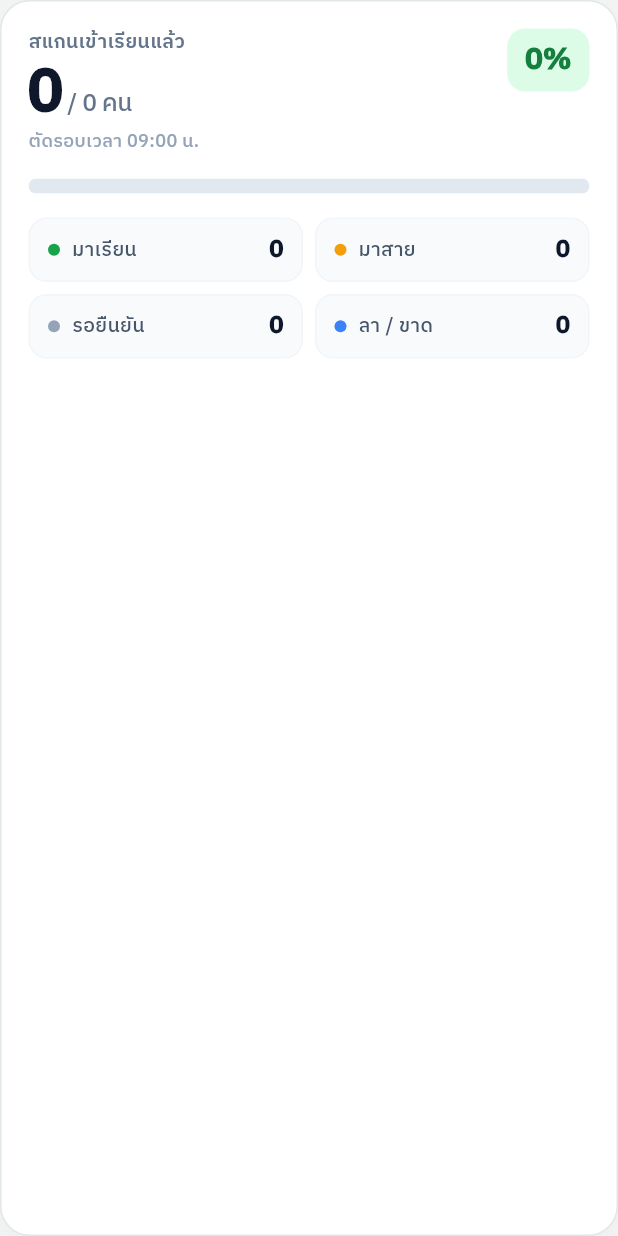
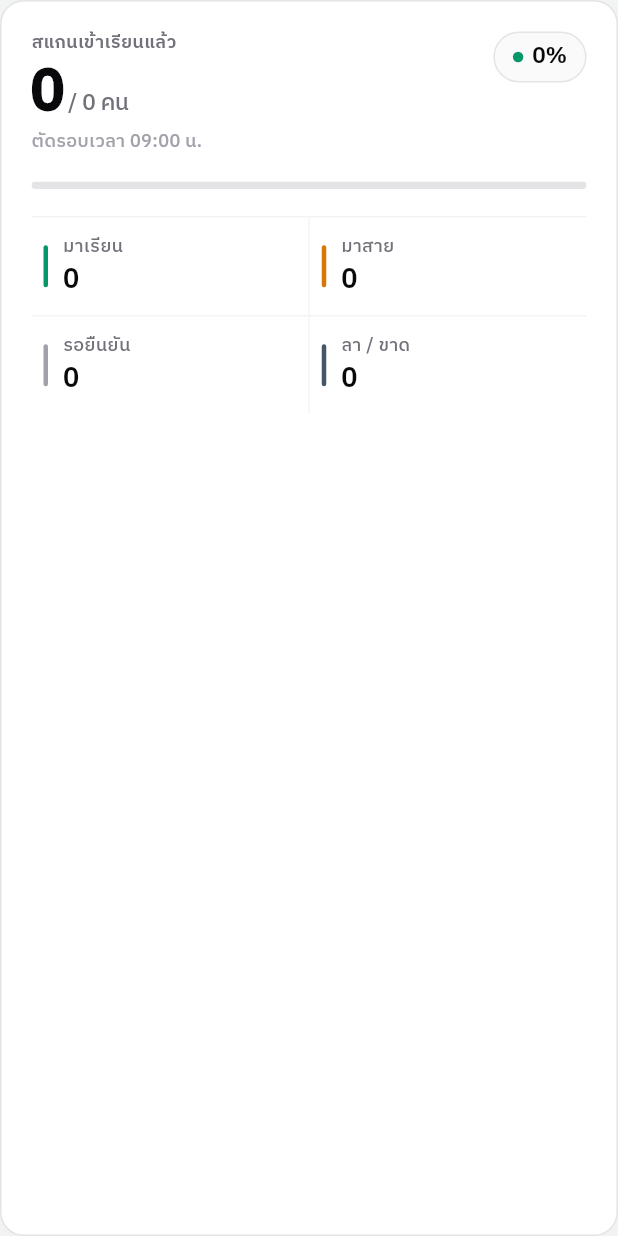
Before and after one commit to Thanawanit/Student_APP, a Flutter app: the _WhiteHeroBentoCard widget shown alone on an empty page, opened directly with empty values, on a phone screen of 412 x 824 dp. Run offline on Flutter 3.47's test engine with Material 3 defaults, Android fonts, the phone set to English and light mode, and no system bars.

Commit message:
style(ui): refine teacher hero summary card with fintech hairline layout

```diff
--- a/lib/shared/widgets/summary_metric_strip.dart
+++ b/lib/shared/widgets/summary_metric_strip.dart
@@ -140,31 +140,31 @@ class _WhiteHeroBentoCard extends StatelessWidget {
   @override
   Widget build(BuildContext context) {
     final segments = <(int, Color)>[
-      (presentCount, const Color(0xFF16A34A)),
-      (lateCount, const Color(0xFFF59E0B)),
-      (leaveOrAbsentCount, const Color(0xFF3B82F6)),
-      (pendingCount, const Color(0xFFE2E8F0)),
+      (presentCount, const Color(0xFF059669)),
+      (lateCount, const Color(0xFFD97706)),
+      (leaveOrAbsentCount, const Color(0xFF475569)),
+      (pendingCount, const Color(0xFFE4E4E7)),
     ].where((s) => s.$1 > 0).toList();
 
     return Container(
       width: double.infinity,
-      padding: const EdgeInsets.all(18),
+      padding: const EdgeInsets.all(20),
       decoration: BoxDecoration(
         color: const Color(0xFFFFFFFF),
-        borderRadius: BorderRadius.circular(20),
-        border: Border.all(color: const Color(0xFFE2E8E4), width: 1),
+        borderRadius: BorderRadius.circular(16),
+        border: Border.all(color: const Color(0xFFE4E4E7), width: 1),
         boxShadow: <BoxShadow>[
           BoxShadow(
-            color: Colors.black.withValues(alpha: 0.03),
-            blurRadius: 12,
-            offset: const Offset(0, 4),
+            color: Colors.black.withValues(alpha: 0.02),
+            blurRadius: 8,
+            offset: const Offset(0, 2),
           ),
         ],
       ),
       child: Column(
         crossAxisAlignment: CrossAxisAlignment.start,
         children: <Widget>[
-          // 1. Top Row
+          // 1. Editorial / Fintech Top Metric Row
           Row(
             mainAxisAlignment: MainAxisAlignment.spaceBetween,
             crossAxisAlignment: CrossAxisAlignment.start,
@@ -175,13 +175,13 @@ class _WhiteHeroBentoCard extends StatelessWidget {
                   children: <Widget>[
                     Text(
                       'สแกนเข้าเรียนแล้ว',
-                      style: AppTypography.supporting.copyWith(
-                        fontSize: 13,
+                      style: AppTypography.microLabel.copyWith(
+                        fontSize: 12,
                         fontWeight: FontWeight.w600,
-                        color: const Color(0xFF64748B),
+                        color: const Color(0xFF71717A),
                       ),
                     ),
-                    const SizedBox(height: 4),
+                    const SizedBox(height: 6),
                     Semantics(
                       label:
                           'สแกนเข้าเรียนแล้ว $checkedIn จาก $total คน คิดเป็นร้อยละ $ratePercent',
@@ -191,18 +191,22 @@ class _WhiteHeroBentoCard extends StatelessWidget {
                             TextSpan(
                               text: '$checkedIn',
                               style: AppTypography.display.copyWith(
-                                fontSize: 40,
+                                fontSize: 38,
                                 fontWeight: FontWeight.w800,
-                                color: const Color(0xFF0F172A),
-                                height: 1.05,
+                                color: const Color(0xFF09090B),
+                                letterSpacing: -1.2,
+                                height: 1.0,
+                                fontFeatures: const <FontFeature>[
+                                  FontFeature.tabularFigures(),
+                                ],
                               ),
                             ),
                             TextSpan(
                               text: ' / $total คน',
                               style: AppTypography.sectionTitle.copyWith(
-                                fontSize: 16,
+                                fontSize: 15,
                                 fontWeight: FontWeight.w500,
-                                color: const Color(0xFF64748B),
+                                color: const Color(0xFF71717A),
                                 fontFeatures: const <FontFeature>[
                                   FontFeature.tabularFigures(),
                                 ],
@@ -212,14 +216,14 @@ class _WhiteHeroBentoCard extends StatelessWidget {
                         ),
                       ),
                     ),
-                    const SizedBox(height: 4),
+                    const SizedBox(height: 6),
                     Text(
                       'ตัดรอบเวลา 09:00\u00A0น.',
                       maxLines: 1,
                       overflow: TextOverflow.ellipsis,
                       style: AppTypography.microLabel.copyWith(
                         fontSize: 12,
-                        color: const Color(0xFF94A3B8),
+                        color: const Color(0xFFA1A1AA),
                       ),
                     ),
                   ],
@@ -229,35 +233,50 @@ class _WhiteHeroBentoCard extends StatelessWidget {
               Container(
                 padding: const EdgeInsets.symmetric(
                   horizontal: 12,
-                  vertical: 8,
+                  vertical: 6,
                 ),
                 decoration: BoxDecoration(
-                  color: const Color(0xFFDCFCE7),
-                  borderRadius: BorderRadius.circular(12),
+                  color: const Color(0xFFFAFAFA),
+                  border: Border.all(color: const Color(0xFFE4E4E7), width: 1),
+                  borderRadius: BorderRadius.circular(99),
                 ),
-                child: Text(
+                child: Row(
+                  mainAxisSize: MainAxisSize.min,
+                  children: <Widget>[
+                    Container(
+                      width: 7,
+                      height: 7,
+                      decoration: const BoxDecoration(
+                        color: Color(0xFF059669),
+                        shape: BoxShape.circle,
+                      ),
+                    ),
+                    const SizedBox(width: 6),
+                    Text(
                       '$ratePercent%',
                       style: AppTypography.sectionTitle.copyWith(
-                    fontSize: 20,
-                    fontWeight: FontWeight.w800,
-                    color: const Color(0xFF15803D),
+                        fontSize: 15,
+                        fontWeight: FontWeight.w700,
+                        color: const Color(0xFF09090B),
                         fontFeatures: const <FontFeature>[
                           FontFeature.tabularFigures(),
                         ],
                       ),
                     ),
+                  ],
+                ),
               ),
             ],
           ),
-          const SizedBox(height: 16),
+          const SizedBox(height: 18),
 
-          // 2. iOS-Style Segmented Horizontal Bar
+          // 2. Razor-Thin Sophisticated Segmented Bar
           ClipRRect(
-            borderRadius: BorderRadius.circular(99),
+            borderRadius: BorderRadius.circular(4),
             child: SizedBox(
-              height: 10,
+              height: 5,
               child: segments.isEmpty
-                  ? Container(color: const Color(0xFFE2E8F0))
+                  ? Container(color: const Color(0xFFE4E4E7))
                   : Row(
                       children: <Widget>[
                         for (var i = 0; i < segments.length; i++) ...<Widget>[
@@ -272,14 +291,16 @@ class _WhiteHeroBentoCard extends StatelessWidget {
                     ),
             ),
           ),
-          const SizedBox(height: 16),
+          const SizedBox(height: 18),
 
-          // 3. Crisp 2x2 Metric Grid
-          Row(
+          // 3. Stripe/Vercel-Style Hairline Metric Grid
+          const Divider(height: 1, thickness: 1, color: Color(0xFFF4F4F5)),
+          IntrinsicHeight(
+            child: Row(
               children: <Widget>[
                 Expanded(
                   child: _MetricGridCell(
-                  dotColor: const Color(0xFF16A34A),
+                    accentColor: const Color(0xFF059669),
                     label: 'มาเรียน',
                     count: presentCount,
                     onTap: onTapStatus != null
@@ -287,10 +308,14 @@ class _WhiteHeroBentoCard extends StatelessWidget {
                         : null,
                   ),
                 ),
-              const SizedBox(width: 8),
+                const VerticalDivider(
+                  width: 1,
+                  thickness: 1,
+                  color: Color(0xFFF4F4F5),
+                ),
                 Expanded(
                   child: _MetricGridCell(
-                  dotColor: const Color(0xFFF59E0B),
+                    accentColor: const Color(0xFFD97706),
                     label: 'มาสาย',
                     count: lateCount,
                     onTap: onTapStatus != null
@@ -300,12 +325,14 @@ class _WhiteHeroBentoCard extends StatelessWidget {
                 ),
               ],
             ),
-          const SizedBox(height: 8),
-          Row(
+          ),
+          const Divider(height: 1, thickness: 1, color: Color(0xFFF4F4F5)),
+          IntrinsicHeight(
+            child: Row(
               children: <Widget>[
                 Expanded(
                   child: _MetricGridCell(
-                  dotColor: const Color(0xFF94A3B8),
+                    accentColor: const Color(0xFFA1A1AA),
                     label: 'รอยืนยัน',
                     count: pendingCount,
                     onTap: onTapStatus != null
@@ -313,10 +340,14 @@ class _WhiteHeroBentoCard extends StatelessWidget {
                         : null,
                   ),
                 ),
-              const SizedBox(width: 8),
+                const VerticalDivider(
+                  width: 1,
+                  thickness: 1,
+                  color: Color(0xFFF4F4F5),
+                ),
                 Expanded(
                   child: _MetricGridCell(
-                  dotColor: const Color(0xFF3B82F6),
+                    accentColor: const Color(0xFF475569),
                     label: 'ลา / ขาด',
                     count: leaveOrAbsentCount,
                     onTap: onTapStatus != null
@@ -326,6 +357,7 @@ class _WhiteHeroBentoCard extends StatelessWidget {
                 ),
               ],
             ),
+          ),
         ],
       ),
     );
@@ -334,13 +366,13 @@ class _WhiteHeroBentoCard extends StatelessWidget {
 
 class _MetricGridCell extends StatelessWidget {
   const _MetricGridCell({
-    required this.dotColor,
+    required this.accentColor,
     required this.label,
     required this.count,
     this.onTap,
   });
 
-  final Color dotColor;
+  final Color accentColor;
   final String label;
   final int count;
   final VoidCallback? onTap;
@@ -351,53 +383,46 @@ class _MetricGridCell extends StatelessWidget {
       color: Colors.transparent,
       child: InkWell(
         onTap: onTap,
-        borderRadius: BorderRadius.circular(12),
-        child: Container(
-          padding: const EdgeInsets.symmetric(horizontal: 12, vertical: 10),
-          decoration: BoxDecoration(
-            color: const Color(0xFFF8FAFC),
-            borderRadius: BorderRadius.circular(12),
-            border: Border.all(color: const Color(0xFFF1F5F9)),
-          ),
-          child: Row(
-            mainAxisAlignment: MainAxisAlignment.spaceBetween,
-            children: <Widget>[
-              Expanded(
+        child: Padding(
+          padding: const EdgeInsets.symmetric(vertical: 12, horizontal: 8),
           child: Row(
             children: <Widget>[
               Container(
-                      width: 8,
-                      height: 8,
+                width: 3,
+                height: 28,
                 decoration: BoxDecoration(
-                        color: dotColor,
-                        shape: BoxShape.circle,
+                  color: accentColor,
+                  borderRadius: BorderRadius.circular(2),
                 ),
               ),
-                    const SizedBox(width: 8),
+              const SizedBox(width: 10),
               Expanded(
-                      child: Text(
+                child: Column(
+                  crossAxisAlignment: CrossAxisAlignment.start,
+                  mainAxisSize: MainAxisSize.min,
+                  children: <Widget>[
+                    Text(
                       label,
                       maxLines: 1,
                       overflow: TextOverflow.ellipsis,
-                        style: AppTypography.supporting.copyWith(
-                          fontSize: 13,
+                      style: AppTypography.microLabel.copyWith(
+                        fontSize: 12,
                         fontWeight: FontWeight.w500,
-                          color: const Color(0xFF475569),
+                        color: const Color(0xFF71717A),
                       ),
                     ),
-                    ),
+                    const SizedBox(height: 2),
+                    Text(
+                      '$count',
+                      style: AppTypography.sectionTitle.copyWith(
+                        fontSize: 18,
+                        fontWeight: FontWeight.w700,
+                        color: const Color(0xFF09090B),
+                        fontFeatures: const <FontFeature>[
+                          FontFeature.tabularFigures(),
                         ],
                       ),
                     ),
-              const SizedBox(width: 4),
-              Text(
-                '$count',
-                style: AppTypography.sectionTitle.copyWith(
-                  fontSize: 16,
-                  fontWeight: FontWeight.w800,
-                  color: const Color(0xFF0F172A),
-                  fontFeatures: const <FontFeature>[
-                    FontFeature.tabularFigures(),
                   ],
                 ),
               ),
```
Lines whose indentation alone changed are shown as unchanged.
